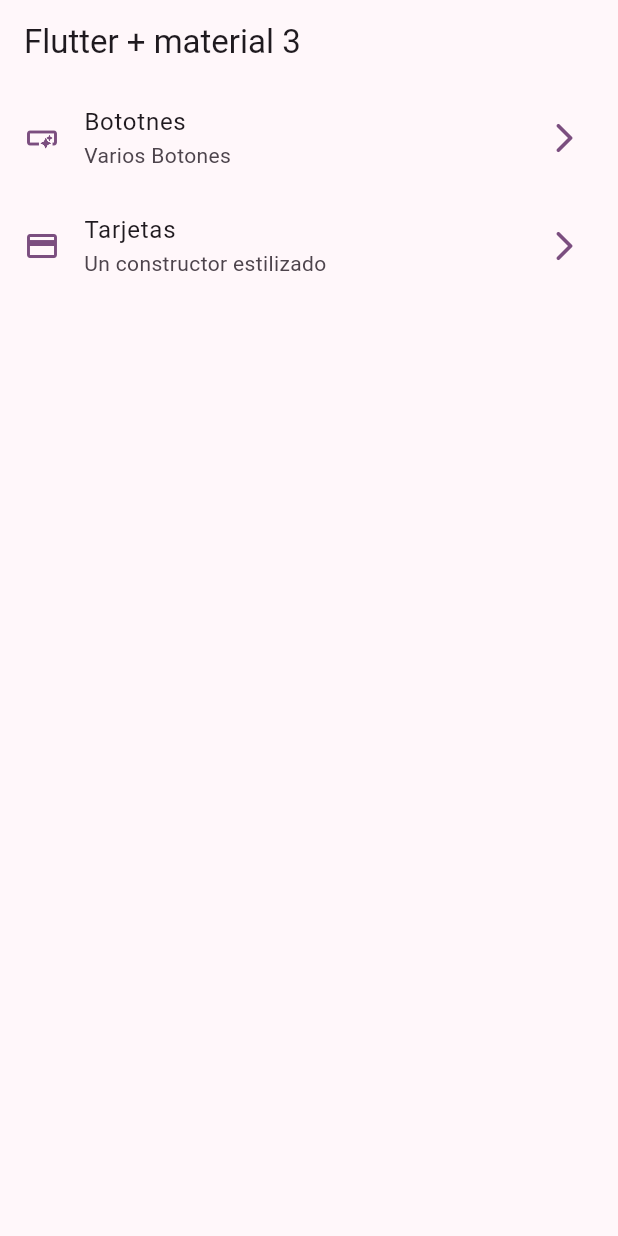
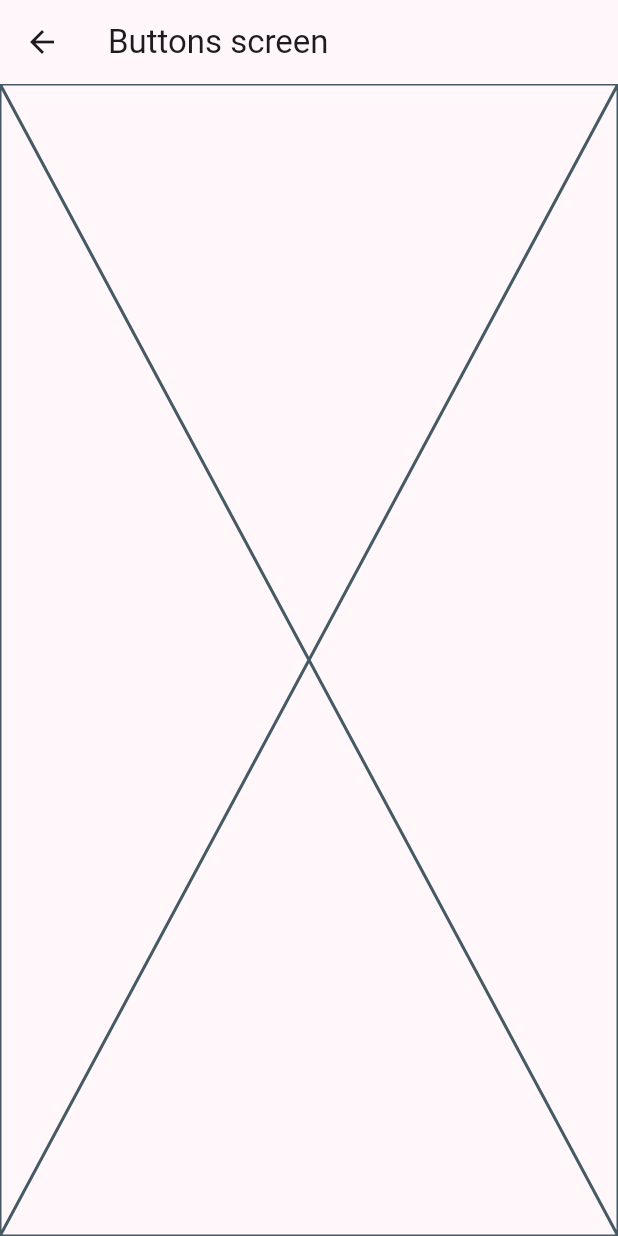
Before and after one commit to Dave-Gom/p_widgetApp, a Flutter app: the screen it shows after launch, after a tap on "Bototnes", on a phone screen of 412 x 824 dp. Run offline on Flutter 3.47's test engine with Material 3 defaults, Android fonts, the phone set to English and light mode, and no system bars.

```diff
--- a/lib/config/menu/menu_items.dart
+++ b/lib/config/menu/menu_items.dart
@@ -22,6 +22,6 @@ const appMenuITems = <MenuItem>[
   MenuItem(
       title: "Tarjetas",
       subtitle: "Un constructor estilizado",
-      link: "/card",
+      link: "/cards",
       icon: Icons.credit_card)
 ];
--- a/lib/main.dart
+++ b/lib/main.dart
@@ -1,5 +1,7 @@
 import 'package:flutter/material.dart';
 import 'package:widget_app/config/theme/app_theme.dart';
+import 'package:widget_app/presentation/screens/buttons/buttons_screen.dart';
+import 'package:widget_app/presentation/screens/cards/cards_screen.dart';
 import 'package:widget_app/presentation/screens/home/home_screen.dart';
 
 void main() {
@@ -13,9 +15,14 @@ class MyApp extends StatelessWidget {
   @override
   Widget build(BuildContext context) {
     return MaterialApp(
-        debugShowCheckedModeBanner: false,
-        title: 'Flutter Demo',
-        theme: AppTheme(selectedColor: 4).getTheme(),
-        home: HomeScreen());
+      debugShowCheckedModeBanner: false,
+      title: 'Flutter Demo',
+      theme: AppTheme(selectedColor: 4).getTheme(),
+      home: HomeScreen(),
+      routes: {
+        '/buttons': (context) => const ButtonsScreen(),
+        '/cards': (context) => const CardsScreen(),
+      },
+    );
   }
 }
--- /dev/null
+++ b/lib/presentation/screens/buttons/buttons_screen.dart
@@ -0,0 +1,15 @@
+import 'package:flutter/material.dart';
+
+class ButtonsScreen extends StatelessWidget {
+  const ButtonsScreen({super.key});
+
+  @override
+  Widget build(BuildContext context) {
+    return Scaffold(
+      appBar: AppBar(
+        title: const Text("Buttons screen"),
+      ),
+      body: Placeholder(),
+    );
+  }
+}
--- a/lib/presentation/screens/home/home_screen.dart
+++ b/lib/presentation/screens/home/home_screen.dart
@@ -56,7 +56,9 @@ class _CustomListTile extends StatelessWidget {
       ),
       title: Text(menuItem.title),
       subtitle: Text(menuItem.subtitle),
-      onTap: () {},
+      onTap: () {
+        Navigator.pushNamed(context, menuItem.link);
+      },
     );
   }
 }
```
Also changed, not shown: lib/presentation/screens/cards/cards_screen.dart (added, +15 -0 lines).
